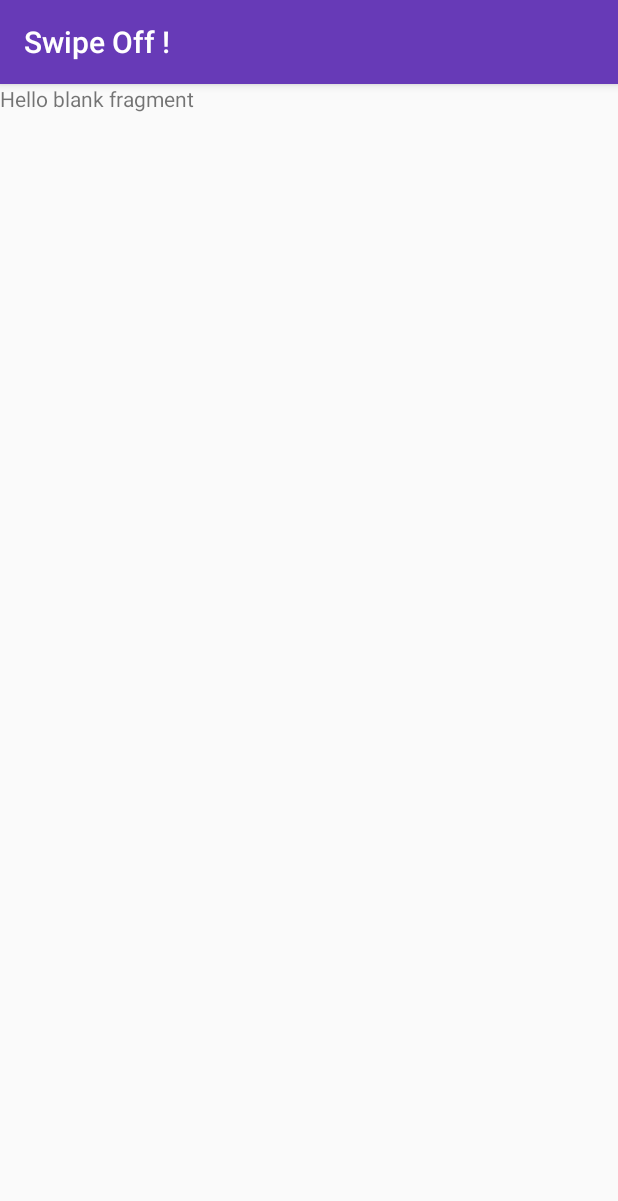
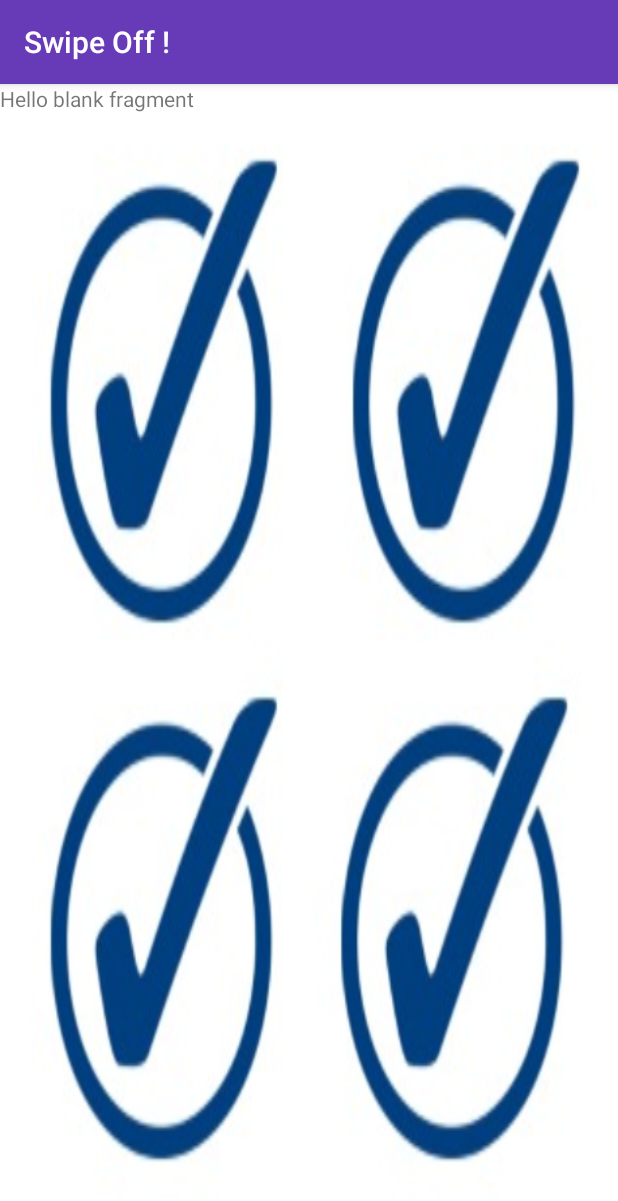
Before and after one commit to Neophytes/EnvisionProductivity, an Android app: the fragment DashboardFragment shown on its own in the app's theme, on a phone screen of 412 x 824 dp. Shown: the top 1201 px of the screen. Run offline under Robolectric (Android 15) with nearby library versions, the phone set to English and light mode, and no system bars.

Commit message:
Added ticks, pls see.

```diff
--- a/app/src/main/res/layout/fragment_dashboard.xml
+++ b/app/src/main/res/layout/fragment_dashboard.xml
@@ -2,7 +2,8 @@
     xmlns:tools="http://schemas.android.com/tools"
     android:layout_width="match_parent"
     android:layout_height="match_parent"
-    tools:context="com.chhavi.envisionproductivity.DashboardFragment">
+    tools:context="com.chhavi.envisionproductivity.DashboardFragment"
+    android:background="@drawable/background_collage">
 
     <!-- TODO: Update blank fragment layout -->
     <TextView
```
